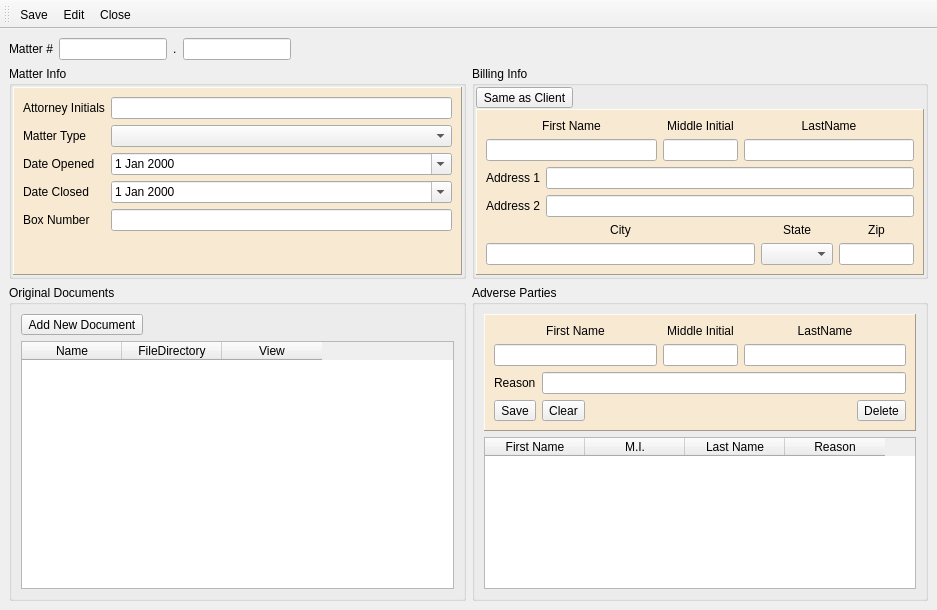
First picture: the form in UI/MatterWindow.ui, repository dominict/Rudy, before the edit.
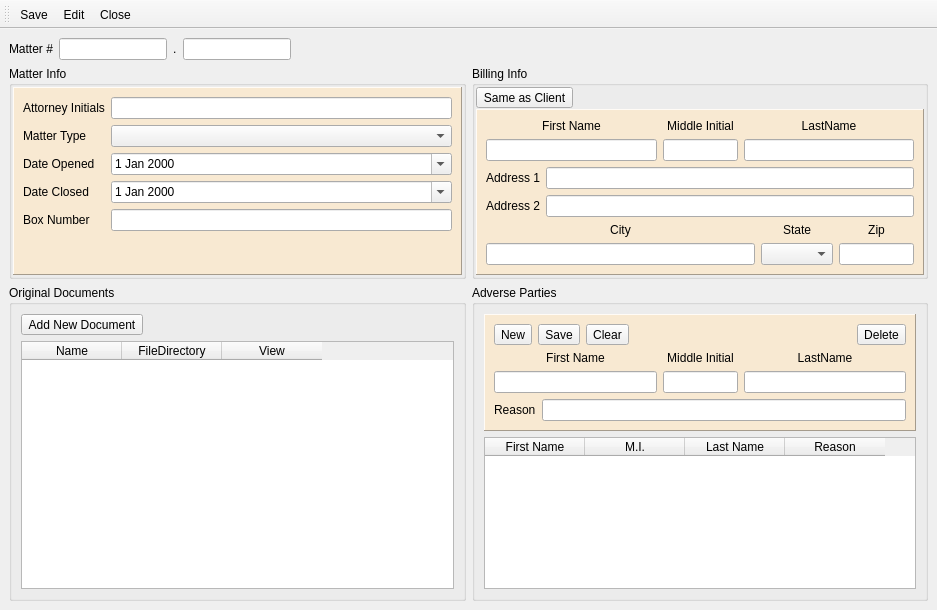
Second picture: the form after the edit. Icons and pictures are not drawn.

Patch:
```diff
--- a/UI/MatterWindow.ui
+++ b/UI/MatterWindow.ui
@@ -483,7 +483,7 @@
            <layout class="QVBoxLayout" name="verticalLayout_5">
             <item>
              <layout class="QGridLayout" name="gridLayout_3">
-              <item row="0" column="0">
+              <item row="1" column="0">
                <widget class="QLabel" name="label_14">
                 <property name="text">
                  <string>First Name</string>
@@ -493,17 +493,10 @@
                 </property>
                </widget>
               </item>
-              <item row="0" column="1">
-               <widget class="QLabel" name="label_15">
-                <property name="text">
-                 <string>Middle Initial</string>
-                </property>
-                <property name="alignment">
-                 <set>Qt::AlignCenter</set>
-                </property>
-               </widget>
+              <item row="2" column="0">
+               <widget class="QLineEdit" name="apFirst"/>
               </item>
-              <item row="0" column="2">
+              <item row="1" column="2">
                <widget class="QLabel" name="label_16">
                 <property name="text">
                  <string>LastName</string>
@@ -513,10 +506,17 @@
                 </property>
                </widget>
               </item>
-              <item row="1" column="0">
-               <widget class="QLineEdit" name="apFirst"/>
-              </item>
               <item row="1" column="1">
+               <widget class="QLabel" name="label_15">
+                <property name="text">
+                 <string>Middle Initial</string>
+                </property>
+                <property name="alignment">
+                 <set>Qt::AlignCenter</set>
+                </property>
+               </widget>
+              </item>
+              <item row="2" column="1">
                <widget class="QLineEdit" name="apMiddle">
                 <property name="sizePolicy">
                  <sizepolicy hsizetype="Preferred" vsizetype="Fixed">
@@ -532,30 +532,25 @@
                 </property>
                </widget>
               </item>
-              <item row="1" column="2">
+              <item row="2" column="2">
                <widget class="QLineEdit" name="apLast"/>
               </item>
-             </layout>
-            </item>
-            <item>
-             <layout class="QHBoxLayout" name="horizontalLayout_2">
-              <item>
-               <widget class="QLabel" name="label_17">
-                <property name="text">
-                 <string>Reason</string>
-                </property>
-                <property name="alignment">
-                 <set>Qt::AlignLeading|Qt::AlignLeft|Qt::AlignVCenter</set>
-                </property>
-               </widget>
-              </item>
-              <item>
-               <widget class="QLineEdit" name="reason"/>
-              </item>
-             </layout>
-            </item>
-            <item>
+              <item row="0" column="0" colspan="3">
              <layout class="QHBoxLayout" name="horizontalLayout_3">
+                <item>
+                 <widget class="QToolButton" name="apNew">
+                  <property name="text">
+                   <string>New</string>
+                  </property>
+                  <property name="icon">
+                   <iconset>
+                    <normaloff>Icons/plus.ico</normaloff>Icons/plus.ico</iconset>
+                  </property>
+                  <property name="toolButtonStyle">
+                   <enum>Qt::ToolButtonTextBesideIcon</enum>
+                  </property>
+                 </widget>
+                </item>
               <item>
                <widget class="QToolButton" name="apSave">
                 <property name="text">
@@ -610,6 +605,25 @@
                  <enum>Qt::ToolButtonTextBesideIcon</enum>
                 </property>
                </widget>
+                </item>
+               </layout>
+              </item>
+             </layout>
+            </item>
+            <item>
+             <layout class="QHBoxLayout" name="horizontalLayout_2">
+              <item>
+               <widget class="QLabel" name="label_17">
+                <property name="text">
+                 <string>Reason</string>
+                </property>
+                <property name="alignment">
+                 <set>Qt::AlignLeading|Qt::AlignLeft|Qt::AlignVCenter</set>
+                </property>
+               </widget>
+              </item>
+              <item>
+               <widget class="QLineEdit" name="reason"/>
               </item>
              </layout>
             </item>
```
Lines whose indentation alone changed are shown as unchanged.
